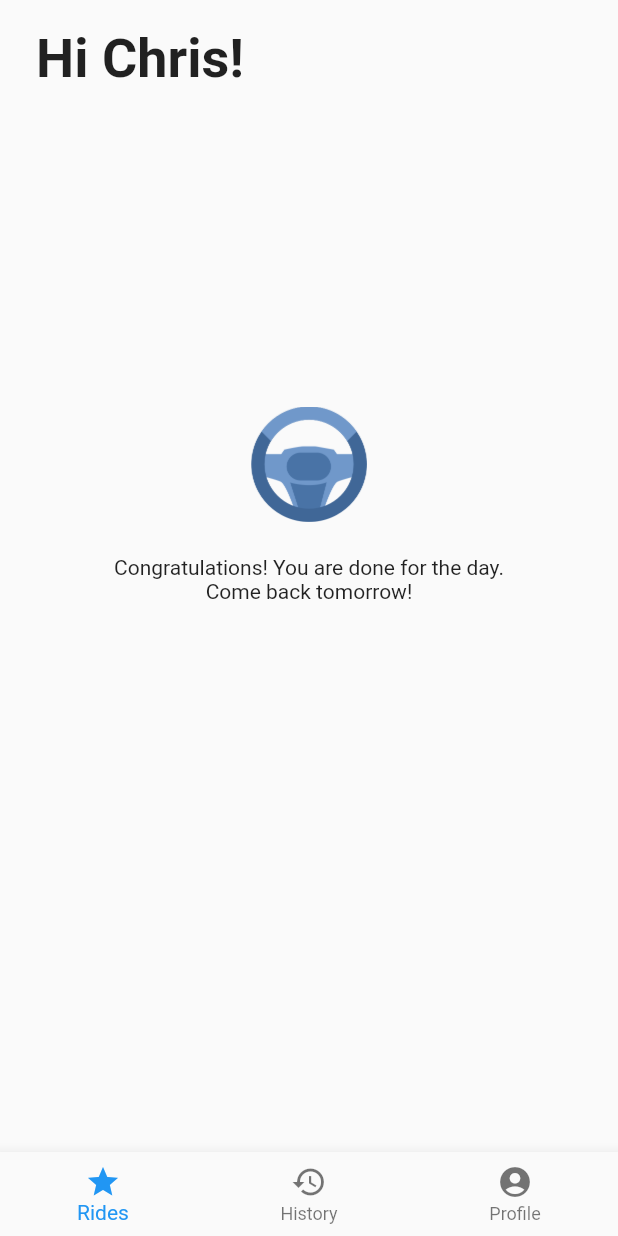
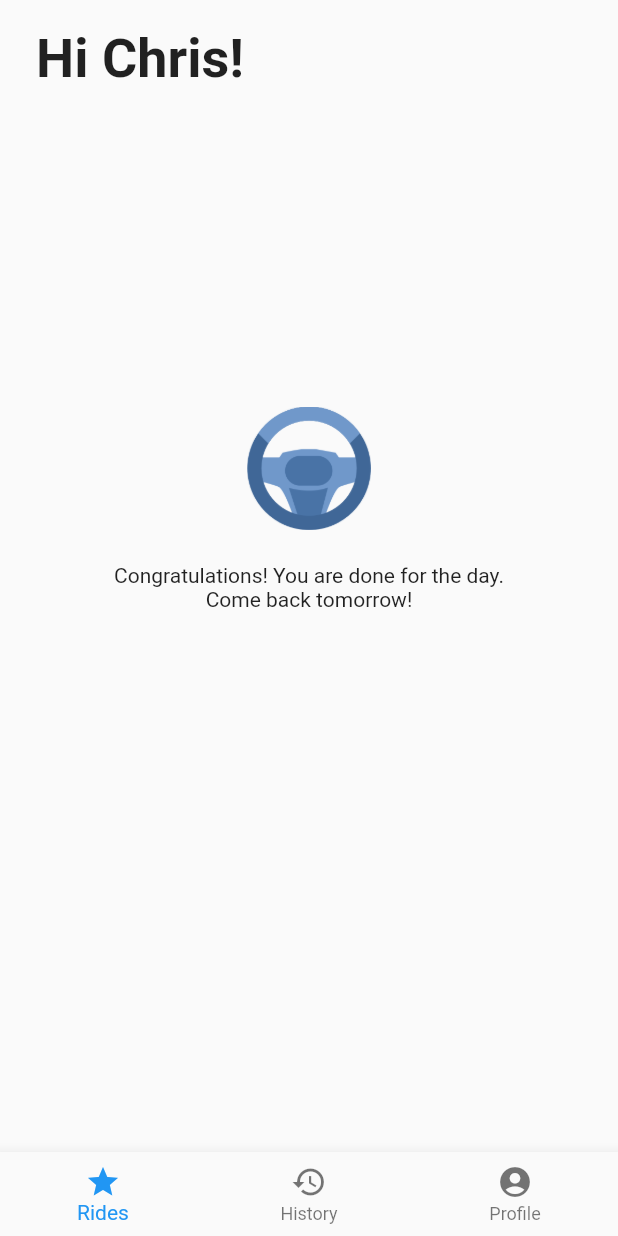
Before and after one commit to cornell-dti/carriage-driver, a Flutter app: the Home screen opened directly, on a phone screen of 412 x 824 dp. Run offline on Flutter 3.47's test engine with Material 2 defaults, Android fonts, the phone set to English and light mode, and no system bars; our stand-ins replace google_sign_in; Roboto replaces fonts that are missing (SFPro).

Commit message:
Added requested changes - Changed image size to be relative to screen size - Updated names in TextTheme to be 2018 style

```diff
--- a/lib/Home.dart
+++ b/lib/Home.dart
@@ -100,8 +100,8 @@ class _HomeState extends State<Home> {
               children: <Widget>[
                 Image(
                   image: AssetImage('assets/images/steeringWheel@3x.png'),
-                  width: 77,
-                  height: 77,
+                  width: MediaQuery.of(context).size.width * 0.2,
+                  height: MediaQuery.of(context).size.width * 0.2,
                 ),
                 SizedBox(height: 22),
                 Text(
--- a/lib/main_common.dart
+++ b/lib/main_common.dart
@@ -22,9 +22,9 @@ class MyApp extends StatelessWidget {
             fontFamily: 'SFPro',
             accentColor: Color.fromRGBO(60, 60, 67, 0.6),
             textTheme: TextTheme(
-              headline: TextStyle(fontSize: 36, fontWeight: FontWeight.bold),
-              subhead: TextStyle(fontSize: 17.0, fontWeight: FontWeight.bold),
-              display1: TextStyle(fontSize: 12.0, fontWeight: FontWeight.bold)
+              headline5: TextStyle(fontSize: 36, fontWeight: FontWeight.bold),
+              subtitle1: TextStyle(fontSize: 17.0, fontWeight: FontWeight.bold),
+              headline4: TextStyle(fontSize: 12.0, fontWeight: FontWeight.bold)
             )),
         home: Login());
   }
```
